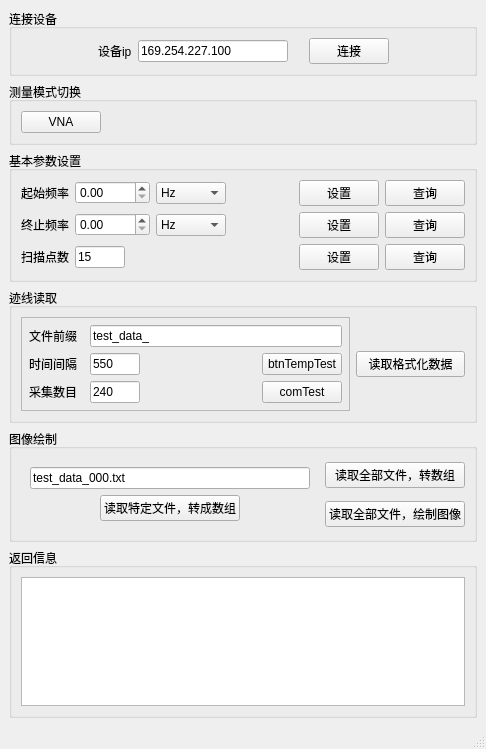
Before: the Qt Designer form mainwindow.ui in J4nnA/janna_51, drawn with Qt 5.
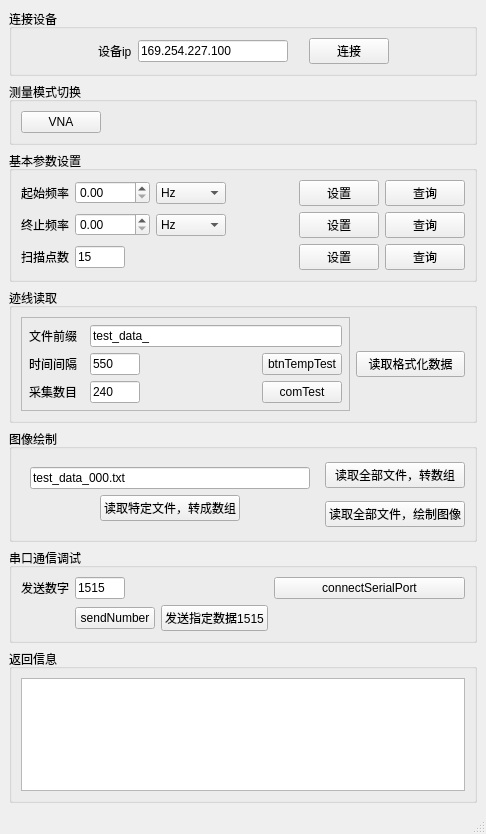
After: the same form once the commit is applied.

Commit message: 实现了串口发送数据并修改单片机的变量，但返回存在问题，先忽略

The edit to the form file:
```diff
--- a/mainwindow.ui
+++ b/mainwindow.ui
@@ -7,15 +7,15 @@
     <x>0</x>
     <y>0</y>
     <width>486</width>
-    <height>749</height>
+    <height>834</height>
    </rect>
   </property>
   <property name="windowTitle">
    <string>MainWindow</string>
   </property>
   <widget class="QWidget" name="centralwidget">
-   <layout class="QVBoxLayout" name="verticalLayout">
-    <item>
+   <layout class="QGridLayout" name="gridLayout_6">
+    <item row="0" column="0">
      <widget class="QGroupBox" name="groupBox">
       <property name="sizePolicy">
        <sizepolicy hsizetype="Preferred" vsizetype="Preferred">
@@ -586,7 +586,7 @@
       </layout>
      </widget>
     </item>
-    <item>
+    <item row="6" column="0">
      <widget class="QGroupBox" name="groupBox_2">
       <property name="sizePolicy">
        <sizepolicy hsizetype="Preferred" vsizetype="Preferred">
@@ -604,6 +604,87 @@
       </layout>
      </widget>
     </item>
+    <item row="5" column="0">
+     <widget class="QGroupBox" name="groupBox_7">
+      <property name="sizePolicy">
+       <sizepolicy hsizetype="Preferred" vsizetype="Preferred">
+        <horstretch>0</horstretch>
+        <verstretch>2</verstretch>
+       </sizepolicy>
+      </property>
+      <property name="title">
+       <string>串口通信调试</string>
+      </property>
+      <layout class="QGridLayout" name="gridLayout_4">
+       <item row="3" column="4">
+        <spacer name="horizontalSpacer_7">
+         <property name="orientation">
+          <enum>Qt::Horizontal</enum>
+         </property>
+         <property name="sizeHint" stdset="0">
+          <size>
+           <width>40</width>
+           <height>20</height>
+          </size>
+         </property>
+        </spacer>
+       </item>
+       <item row="3" column="2">
+        <widget class="QPushButton" name="btnSendNumber">
+         <property name="text">
+          <string>sendNumber</string>
+         </property>
+        </widget>
+       </item>
+       <item row="3" column="3">
+        <widget class="QPushButton" name="btnSendSpecialNumber">
+         <property name="text">
+          <string>发送指定数据1515</string>
+         </property>
+        </widget>
+       </item>
+       <item row="1" column="1">
+        <widget class="QLabel" name="label_5">
+         <property name="text">
+          <string>发送数字</string>
+         </property>
+        </widget>
+       </item>
+       <item row="1" column="2">
+        <widget class="QLineEdit" name="leSendNumber">
+         <property name="sizePolicy">
+          <sizepolicy hsizetype="Fixed" vsizetype="Fixed">
+           <horstretch>0</horstretch>
+           <verstretch>0</verstretch>
+          </sizepolicy>
+         </property>
+         <property name="minimumSize">
+          <size>
+           <width>50</width>
+           <height>0</height>
+          </size>
+         </property>
+         <property name="maximumSize">
+          <size>
+           <width>50</width>
+           <height>16777215</height>
+          </size>
+         </property>
+         <property name="text">
+          <string>1515</string>
+         </property>
+        </widget>
+       </item>
+       <item row="1" column="4">
+        <widget class="QPushButton" name="btnConnectSerialPort">
+         <property name="text">
+          <string>connectSerialPort</string>
+         </property>
+        </widget>
+       </item>
+      </layout>
+     </widget>
+    </item>
    </layout>
   </widget>
   <widget class="QMenuBar" name="menubar">
```
Left out of the diff: 8 changed lines with no effect on the pictures. The commit also changes 10 other files.
